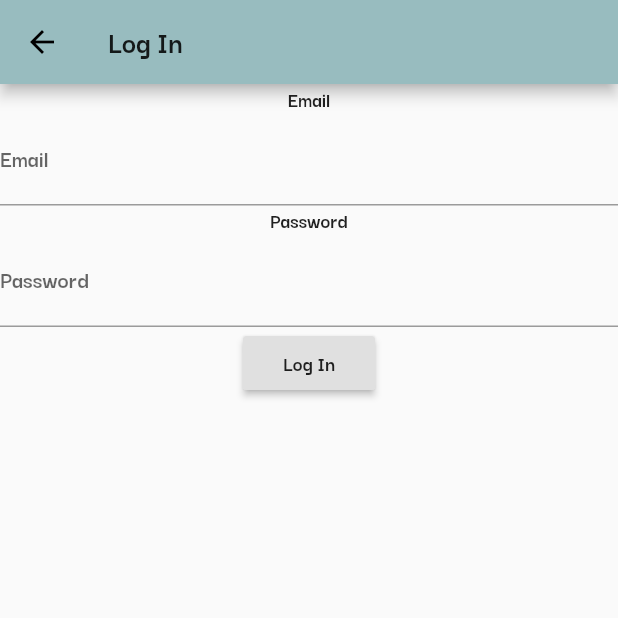
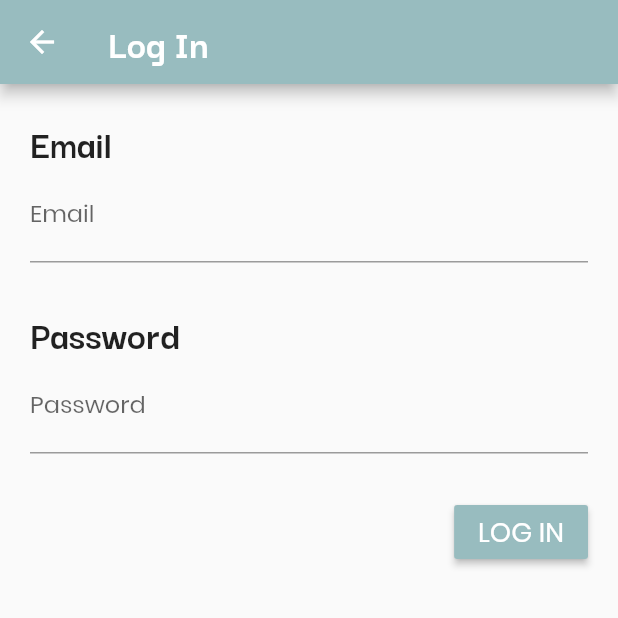
Before and after one commit to dangersflow/FindMeVending, a Flutter app: the screen it shows after launch, in the side drawer, after a tap on "Log In", on a phone screen of 412 x 824 dp, the top half of it. Run offline on Flutter 3.47's test engine with Material 2 defaults, Android fonts, the phone set to English and light mode, and no system bars; our stand-ins replace cloud_firestore, firebase_auth, flutter_icons; accounts and stored records are empty.

Commit message:
updating Login screen appearance

```diff
--- a/find_me_vending/lib/loginSignUp.dart
+++ b/find_me_vending/lib/loginSignUp.dart
@@ -1,3 +1,4 @@
+import 'package:flutter/cupertino.dart';
 import 'package:flutter/material.dart';
 import 'package:cloud_firestore/cloud_firestore.dart';
 import 'dart:async';
@@ -39,13 +40,28 @@ class LoginScreen extends StatelessWidget {
   Widget build(BuildContext context) {
     Container loginScreen;
 
-    TextField username = TextField(controller: _uname, decoration: InputDecoration(labelText: "Email"), keyboardType: TextInputType.emailAddress,);
-    TextField password = TextField(controller: _pword, decoration: InputDecoration(labelText: "Password"), obscureText: true,);
+    TextField username = TextField(controller: _uname, style: TextStyle(fontFamily: 'Poppins'), decoration: InputDecoration(labelText: "Email"), keyboardType: TextInputType.emailAddress,);
+    TextField password = TextField(controller: _pword, style: TextStyle(fontFamily: 'Poppins'), decoration: InputDecoration(labelText: "Password"), obscureText: true,);
 
-    RaisedButton login = RaisedButton(child: Text("Log In"), onPressed: (){ _handleSignIn(context, _uname.text.toString(), _pword.text.toString()); });
+    RaisedButton login = RaisedButton(
+        child: Text("LOG IN", style: TextStyle(fontFamily: 'Poppins', color: Colors.white, fontSize: 18)),
+        color: Color(0xFF98BCBF),
+        onPressed: (){ _handleSignIn(context, _uname.text.toString(), _pword.text.toString()); }
+        );
 
-    loginScreen = Container(child: Column(children: [Text("Email"), username, Text("Password"), password, login]));
+    loginScreen = Container(
+      child: Column(
+          children: [Align(child: Text("Email", style: TextStyle(fontSize: 27)), alignment: Alignment.topLeft,), username, Spacer(), Align(child: Text("Password", style: TextStyle(fontSize: 27)), alignment: Alignment.topLeft,), password, Spacer(), Align(child: login, alignment: Alignment.topRight,), Spacer(flex: 15)],
+      ),
+      padding: EdgeInsets.all(20),
+    );
 
-    return Scaffold(appBar: AppBar(title: Text("Log In")), body: loginScreen);
+    return Scaffold(
+        appBar:
+          AppBar(
+            title: Text("Log In", style: TextStyle(fontSize: 27, color: Colors.white)),
+            iconTheme: IconThemeData(color: Colors.white),
+          ),
+        body: loginScreen);
   }
 }
--- a/find_me_vending/pubspec.yaml
+++ b/find_me_vending/pubspec.yaml
@@ -26,7 +26,6 @@ dependencies:
   flutter_icons: any
   cloud_firestore: any
   firebase_auth: any
-  firebase_core: ^0.4.0+9
 
 dev_dependencies:
   flutter_test:
```
